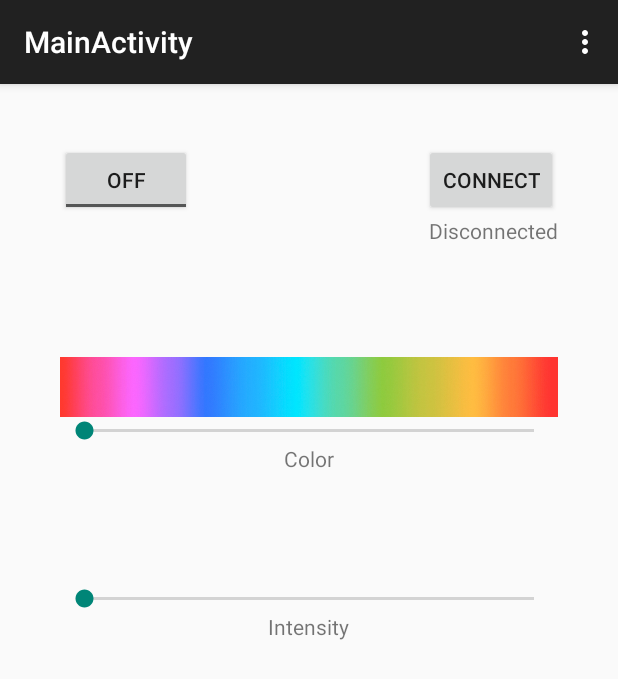
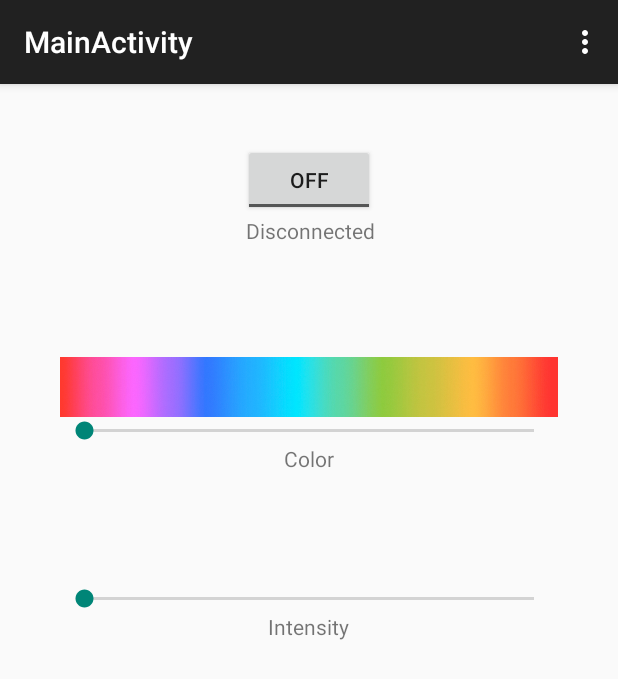
Before and after one commit to swstack/bean-led-strip, an Android app: the screen it shows after launch (MainActivity), on a phone screen of 412 x 824 dp. Shown: the top 679 px of the screen. Run offline under Robolectric (Android 15) with nearby library versions, the phone set to English and light mode, and no system bars; libraries missing offline, so code that uses them is left out: com.punchthrough.bean; 2 statements that could not run were skipped.

Commit message:
android: remove pointless "connect" button

```diff
--- a/android/app/src/main/res/layout/activity_main.xml
+++ b/android/app/src/main/res/layout/activity_main.xml
@@ -14,7 +14,7 @@
         android:id="@+id/powerButton"
         android:checked="false"
         android:layout_alignParentTop="true"
-        android:layout_alignParentStart="true" />
+        android:layout_centerHorizontal="true" />
 
     <SeekBar
         android:layout_width="wrap_content"
@@ -70,21 +70,13 @@
         android:layout_alignBottom="@+id/powerButton"
         android:layout_alignEnd="@+id/powerButton" />
 
-    <Button
-        android:layout_width="wrap_content"
-        android:layout_height="wrap_content"
-        android:text="Connect"
-        android:id="@+id/connectButton"
-        android:layout_above="@+id/imageView"
-        android:layout_alignParentEnd="true" />
-
     <TextView
         android:layout_width="wrap_content"
         android:layout_height="wrap_content"
         android:textAppearance="?android:attr/textAppearanceSmall"
         android:text="Disconnected"
         android:id="@+id/connectStatusText"
-        android:layout_below="@+id/connectButton"
-        android:layout_alignEnd="@+id/connectButton" />
+        android:layout_below="@+id/powerButton"
+        android:layout_toStartOf="@+id/imageView2" />
 
 </RelativeLayout>
```
